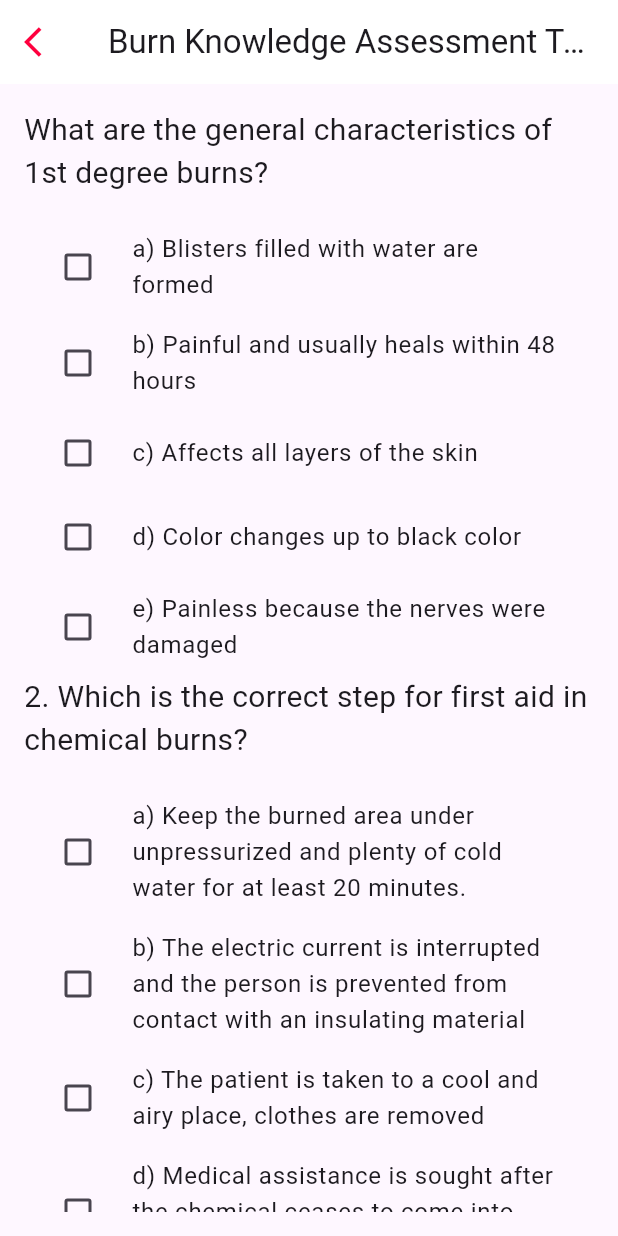
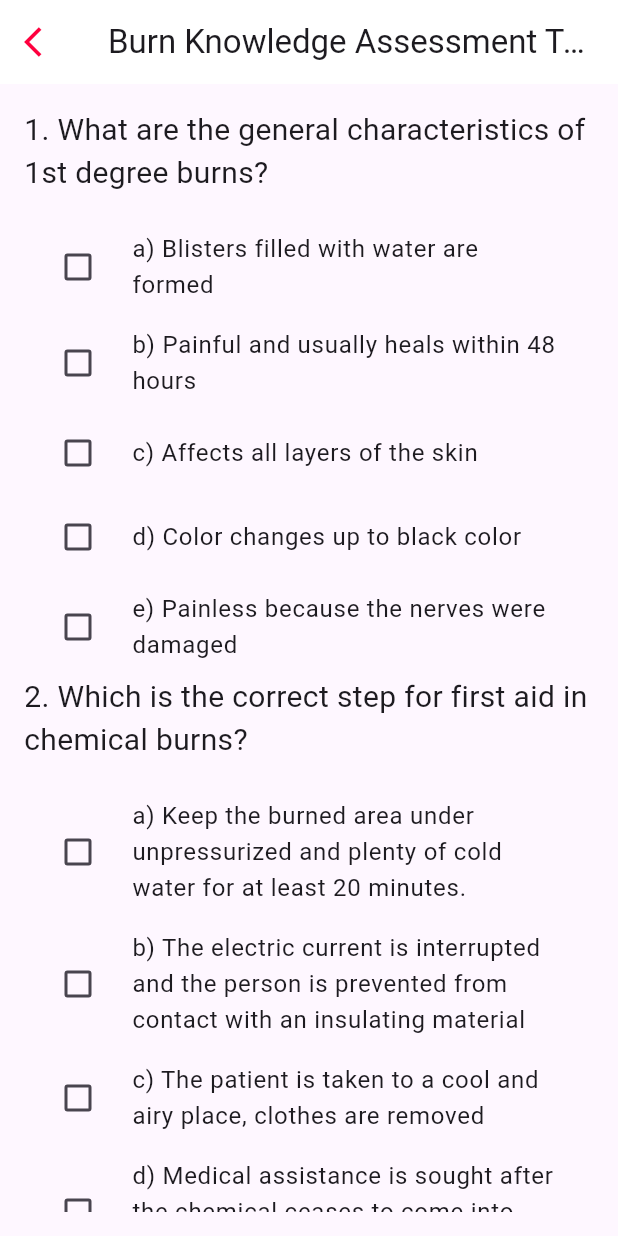
Before and after one commit to Bhryee/faidai, a Flutter app: the MyQuizPage screen opened directly, on a phone screen of 412 x 824 dp. Run offline on Flutter 3.47's test engine with Material 3 defaults, Android fonts, the phone set to English and light mode, and no system bars; our stand-ins replace camera, hexcolor.

Commit message:
Update test.dart

```diff
--- a/lib/test.dart
+++ b/lib/test.dart
@@ -32,7 +32,7 @@ class _MyQuizPageState extends State<MyQuizPage> {
 
   List<Question> questions = [
     Question(
-      'What are the general characteristics of 1st degree burns?',
+      '1. What are the general characteristics of 1st degree burns?',
       [
         'a) Blisters filled with water are formed  ',
         'b) Painful and usually heals within 48 hours  ',
```
